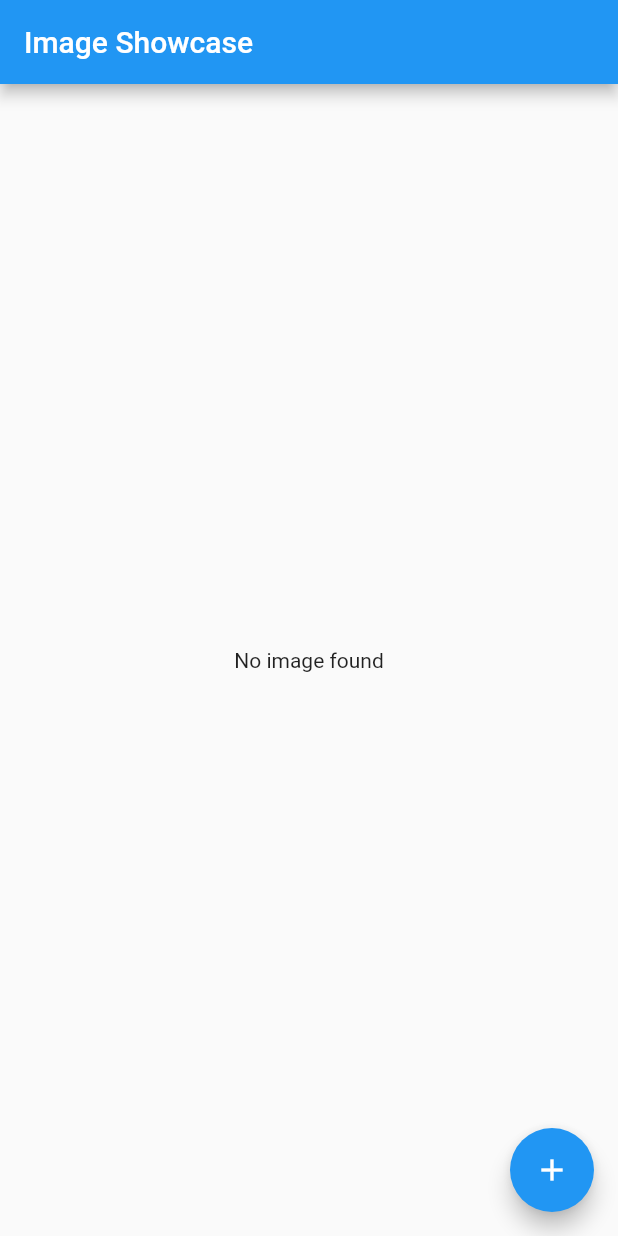
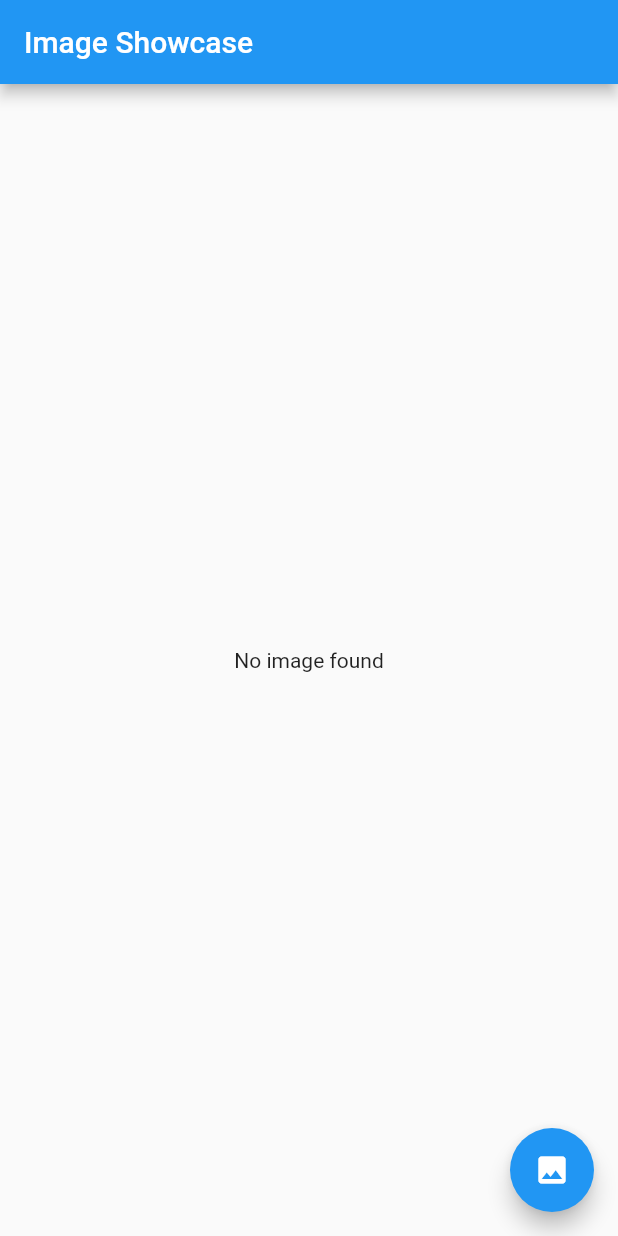
Before and after one commit to FixedLocally/image-showcase, a Flutter app: the screen it shows after launch, on a phone screen of 412 x 824 dp. Run offline on Flutter 3.47's test engine with Material 2 defaults, Android fonts, the phone set to English and light mode, and no system bars; our stand-ins replace image_picker; missing offline and left inert: crop_your_image.

Commit message:
feat: expandable fab; choose image from camera

```diff
--- /dev/null
+++ b/lib/expandable_fab.dart
@@ -0,0 +1,85 @@
+import 'package:flutter/material.dart';
+
+class ExpandableFloatingActionButton<T> extends StatefulWidget {
+  final List<ExpandableFloatingActionButtonItem<T>> items;
+  final Widget? icon;
+  final Widget? openIcon;
+  final ValueChanged<T>? onPressed;
+
+  const ExpandableFloatingActionButton({
+    super.key,
+    required this.items,
+    this.icon,
+    this.openIcon,
+    this.onPressed,
+  });
+
+  @override
+  State<ExpandableFloatingActionButton<T>> createState() => _ExpandableFloatingActionButtonState();
+}
+
+class _ExpandableFloatingActionButtonState<T> extends State<ExpandableFloatingActionButton<T>> {
+  bool _open = false;
+  bool _showOthers = false;
+
+  @override
+  Widget build(BuildContext context) {
+    return SizedBox.expand(
+      child: Stack(
+        alignment: Alignment.bottomRight,
+        clipBehavior: Clip.none,
+        children: [
+          ...widget.items.asMap().map((i, item) {
+            return MapEntry(i, AnimatedPositioned(
+              bottom: (i + 1) * 64 * (_open ? 1 : 0),
+              duration: const Duration(milliseconds: 150),
+              child: Offstage(
+                offstage: !_showOthers,
+                child: FloatingActionButton(
+                  onPressed: () {
+                    widget.onPressed?.call(item.value);
+                    setState(() {
+                      _open = false;
+                    });
+                  },
+                  child: item.icon,
+                ),
+              ),
+            ));
+          }).values,
+          FloatingActionButton(
+            onPressed: _onTap,
+            child: _open ? widget.openIcon ?? widget.icon : widget.icon,
+          ),
+        ],
+      ),
+    );
+  }
+
+  void _onTap() {
+    setState(() {
+      _open = !_open;
+      if (!_open) {
+        Future.delayed(const Duration(milliseconds: 150), () {
+          setState(() {
+            _showOthers = false;
+          });
+        });
+      } else {
+        _showOthers = true;
+      }
+    });
+  }
+}
+
+class ExpandableFloatingActionButtonItem<T> {
+  final Widget icon;
+  final Widget? label;
+  final T value;
+
+  const ExpandableFloatingActionButtonItem({
+    required this.icon,
+    this.label,
+    required this.value,
+  });
+}
--- a/lib/main.dart
+++ b/lib/main.dart
@@ -4,6 +4,7 @@ import 'dart:typed_data';
 import 'package:crop_your_image/crop_your_image.dart';
 import 'package:flutter/material.dart';
 import 'package:image_picker/image_picker.dart';
+import 'package:img_showcase/expandable_fab.dart';
 import 'package:path_provider/path_provider.dart';
 
 void main() {
@@ -71,17 +72,36 @@ class _MyHomePageState extends State<MyHomePage> {
           ],
         ),
       ),
-      floatingActionButton: FloatingActionButton(
-        onPressed: _chooseImage,
-        tooltip: 'Choose Image',
-        child: const Icon(Icons.add),
+      floatingActionButton: ExpandableFloatingActionButton(
+        icon: const Icon(Icons.image),
+        openIcon: const Icon(Icons.clear),
+        items: const [
+          ExpandableFloatingActionButtonItem(
+            icon: Icon(Icons.collections),
+            value: 0,
+          ),
+          ExpandableFloatingActionButtonItem(
+            icon: Icon(Icons.camera),
+            value: 1,
+          ),
+        ],
+        onPressed: (i) {
+          switch (i) {
+            case 0:
+              _chooseImage(ImageSource.gallery);
+              break;
+            case 1:
+              _chooseImage(ImageSource.camera);
+              break;
+          }
+        },
       ),
     );
   }
 
-  void _chooseImage() async {
+  void _chooseImage(ImageSource source) async {
     NavigatorState nav = Navigator.of(context);
-    XFile? value = await ImagePicker().pickImage(source: ImageSource.gallery);
+    XFile? value = await ImagePicker().pickImage(source: source);
     if (value != null) {
       Uint8List bytes = await value.readAsBytes();
       nav.push(
```
